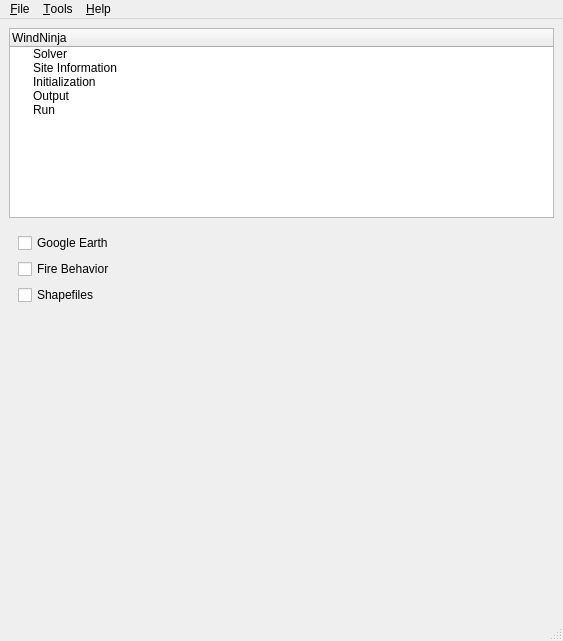
Qt form src/gui/ui/mainwindow.ui (firelab/windninja) before a commit.
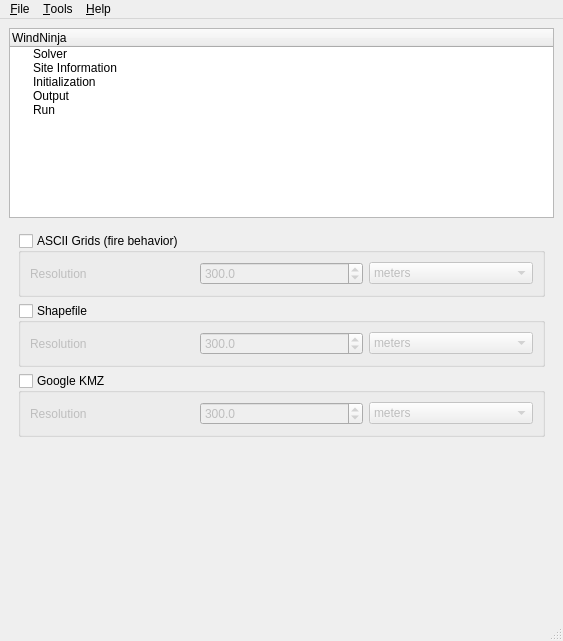
The same form after that commit.

Commit message: ui: calculate target mesh res

Diff of the .ui file:
```diff
--- a/src/gui/ui/mainwindow.ui
+++ b/src/gui/ui/mainwindow.ui
@@ -595,24 +595,156 @@
       <widget class="QWidget" name="outputPage">
        <layout class="QVBoxLayout" name="verticalLayout_5">
         <item>
-         <widget class="QCheckBox" name="googleOutCheckbox">
-          <property name="text">
-           <string>Google Earth</string>
+         <widget class="QGroupBox" name="asciiOutGroupBox">
+          <property name="title">
+           <string>ASCII Grids (fire behavior)</string>
           </property>
+          <property name="checkable">
+           <bool>true</bool>
+          </property>
+          <property name="checked">
+           <bool>false</bool>
+          </property>
+          <layout class="QHBoxLayout" name="horizontalLayout_9">
+           <item>
+            <widget class="QLabel" name="label">
+             <property name="text">
+              <string>Resolution</string>
+             </property>
+            </widget>
+           </item>
+           <item>
+            <widget class="QDoubleSpinBox" name="asciiOutMeshSpinBox">
+             <property name="accelerated">
+              <bool>true</bool>
+             </property>
+             <property name="decimals">
+              <number>1</number>
+             </property>
+             <property name="minimum">
+              <double>0.000000000000000</double>
+             </property>
+             <property name="maximum">
+              <double>10000.000000000000000</double>
+             </property>
+             <property name="value">
+              <double>300.000000000000000</double>
+             </property>
+            </widget>
+           </item>
+           <item>
+            <widget class="QComboBox" name="asciiOutMeshComboBox">
+             <item>
+              <property name="text">
+               <string>meters</string>
+              </property>
+             </item>
+             <item>
+              <property name="text">
+               <string>feet</string>
+              </property>
+             </item>
+            </widget>
+           </item>
+          </layout>
          </widget>
         </item>
         <item>
-         <widget class="QCheckBox" name="fbOutCheckbox">
-          <property name="text">
-           <string>Fire Behavior</string>
+         <widget class="QGroupBox" name="shapeOutGroupBox">
+          <property name="title">
+           <string>Shapefile</string>
           </property>
+          <property name="checkable">
+           <bool>true</bool>
+          </property>
+          <property name="checked">
+           <bool>false</bool>
+          </property>
+          <layout class="QHBoxLayout" name="horizontalLayout_10">
+           <item>
+            <widget class="QLabel" name="label_2">
+             <property name="text">
+              <string>Resolution</string>
+             </property>
+            </widget>
+           </item>
+           <item>
+            <widget class="QDoubleSpinBox" name="shapeOutMeshSpinBox">
+             <property name="decimals">
+              <number>1</number>
+             </property>
+             <property name="maximum">
+              <double>10000.000000000000000</double>
+             </property>
+             <property name="value">
+              <double>300.000000000000000</double>
+             </property>
+            </widget>
+           </item>
+           <item>
+            <widget class="QComboBox" name="shapeOutMeshComboBox">
+             <item>
+              <property name="text">
+               <string>meters</string>
+              </property>
+             </item>
+             <item>
+              <property name="text">
+               <string>feet</string>
+              </property>
+             </item>
+            </widget>
+           </item>
+          </layout>
          </widget>
         </item>
         <item>
-         <widget class="QCheckBox" name="shapeOutCheckbox">
-          <property name="text">
-           <string>Shapefiles</string>
+         <widget class="QGroupBox" name="googleOutGroupBox">
+          <property name="title">
+           <string>Google KMZ</string>
           </property>
+          <property name="checkable">
+           <bool>true</bool>
+          </property>
+          <property name="checked">
+           <bool>false</bool>
+          </property>
+          <layout class="QHBoxLayout" name="horizontalLayout_11">
+           <item>
+            <widget class="QLabel" name="label_3">
+             <property name="text">
+              <string>Resolution</string>
+             </property>
+            </widget>
+           </item>
+           <item>
+            <widget class="QDoubleSpinBox" name="googleOutMeshSpinBox">
+             <property name="decimals">
+              <number>1</number>
+             </property>
+             <property name="maximum">
+              <double>10000.000000000000000</double>
+             </property>
+             <property name="value">
+              <double>300.000000000000000</double>
+             </property>
+            </widget>
+           </item>
+           <item>
+            <widget class="QComboBox" name="googleOutMeshComboBox">
+             <item>
+              <property name="text">
+               <string>meters</string>
+              </property>
+             </item>
+             <item>
+              <property name="text">
+               <string>feet</string>
+              </property>
+             </item>
+            </widget>
+           </item>
+          </layout>
          </widget>
         </item>
         <item>
```
Left out of the diff: 6 changed lines with no effect on the pictures. The commit also changes 2 other files.
